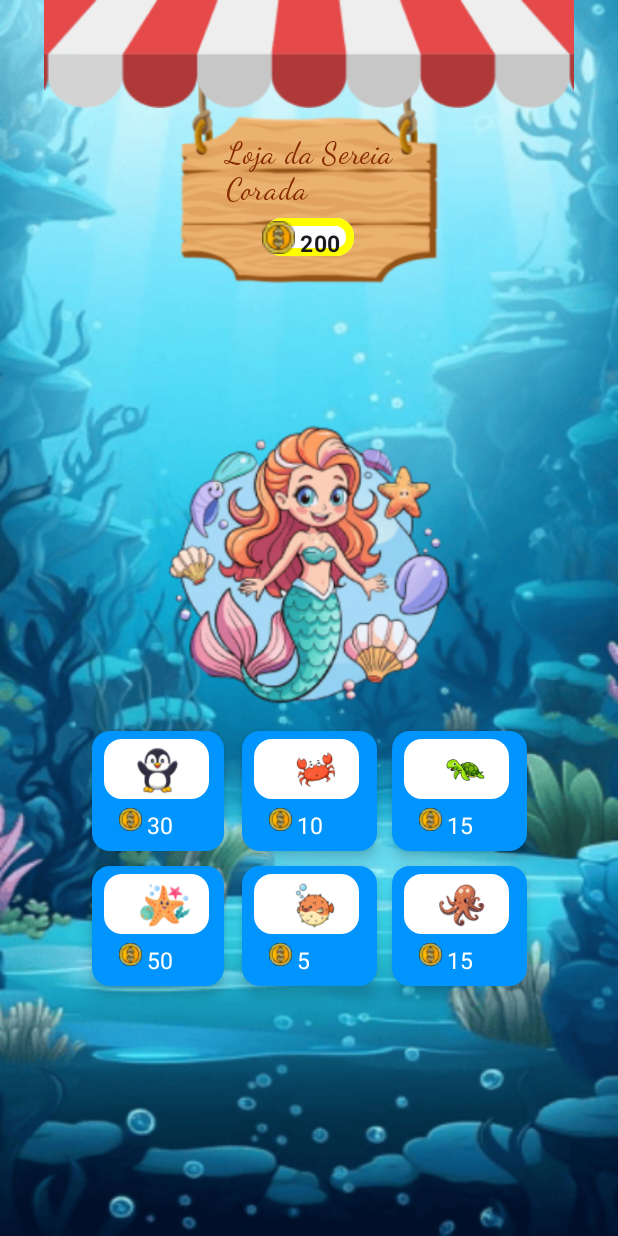
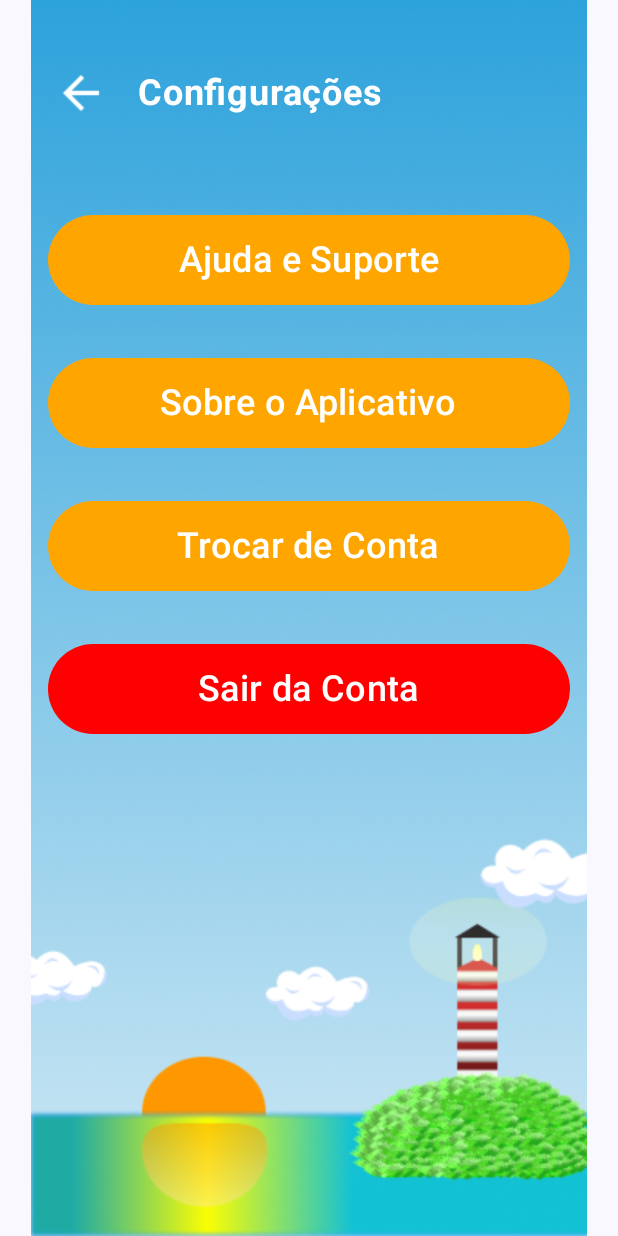
Before and after one commit to Projeto-Ancora/AncoraApp, an Android app built with Jetpack Compose: the screen it shows after launch (MainActivity), on a phone screen of 412 x 824 dp. Run offline under Robolectric (Android 15) with nearby library versions, the phone set to English and light mode, and no system bars.

Commit message:
ConfiguracaoScreen

```diff
--- a/app/src/main/java/com/example/ancora/MainActivity.kt
+++ b/app/src/main/java/com/example/ancora/MainActivity.kt
@@ -15,6 +15,7 @@ import androidx.core.splashscreen.SplashScreen.Companion.installSplashScreen
 import com.example.ancora.Telas.GameScree
 import com.example.ancora.Telas.ShopLayout
 import com.example.ancora.ui.theme.AncoraTheme
+import com.example.teladeconfigurao.ConfiguracaoScreen
 
 class MainActivity : ComponentActivity() {
     override fun onCreate(savedInstanceState: Bundle?) {
@@ -24,8 +25,15 @@ class MainActivity : ComponentActivity() {
         setContent {
             AncoraTheme {
                 Scaffold { innerPadding ->
-                    ShopLayout(modifier = Modifier.padding(innerPadding))
+                    //ShopLayout(modifier = Modifier.padding(innerPadding))
                     // GameScree(modifier = Modifier.padding(innerPadding))
+                    ConfiguracaoScreen (modifier = Modifier.padding(innerPadding),
+                        onBackClick = {},
+                        onAjudaClick = {},
+                        onTermosClick = {},
+                        onSobreClick = {},
+                        onTrocarClick = {},
+                        onSairContaClick = {})
                 }
             }
         }
--- /dev/null
+++ b/app/src/main/java/com/example/ancora/Telas/Configuracao.kt
@@ -0,0 +1,134 @@
+package com.example.teladeconfigurao
+
+import androidx.compose.foundation.Image
+import androidx.compose.foundation.clickable
+import androidx.compose.foundation.layout.*
+import androidx.compose.material3.Button
+import androidx.compose.material3.ButtonDefaults
+import androidx.compose.material3.Icon
+import androidx.compose.material3.Text
+import androidx.compose.runtime.Composable
+import androidx.compose.ui.Alignment
+import androidx.compose.ui.Modifier
+import androidx.compose.ui.graphics.Color
+import androidx.compose.ui.res.painterResource
+import androidx.compose.ui.text.font.FontWeight
+import androidx.compose.ui.unit.dp
+import androidx.compose.ui.unit.sp
+import com.example.ancora.R
+
+@Composable
+fun ConfiguracaoScreen(
+    modifier: Modifier = Modifier,
+    onBackClick: () -> Unit,
+    onAjudaClick: () -> Unit,
+    onTermosClick: () -> Unit,
+    onSobreClick: () -> Unit,
+    onTrocarClick: () -> Unit,
+    onSairContaClick: () -> Unit
+) {
+    Box(
+        modifier = Modifier
+            .fillMaxSize()
+    ) {
+        Image(
+            painter = painterResource(id = R.drawable.teladeconfiguracao),
+            contentDescription = null,
+            modifier = Modifier
+                .fillMaxSize()
+        )
+
+        Column(
+            horizontalAlignment = Alignment.CenterHorizontally,
+            modifier = Modifier
+                .padding(16.dp)
+                .fillMaxSize()
+        ) {
+            Row(
+                verticalAlignment = Alignment.CenterVertically,
+                modifier = Modifier
+                    .align(Alignment.Start)
+                    .clickable(onClick = onBackClick)
+                    .padding(vertical = 16.dp)
+
+            )
+
+            { Spacer(modifier = Modifier.width(8.dp))
+                Icon(
+                    painter = painterResource(id = R.drawable.setavoltar),
+                    contentDescription = "Voltar",
+                    tint = Color.White,
+                    modifier = Modifier.size(60.dp)
+                        .fillMaxSize()
+                        .requiredSize(size = 36.dp)
+                        .clickable(onClick = onBackClick)
+
+                )
+
+                Spacer(modifier = Modifier.width(8.dp)) // Espaçamento entre a seta e o texto
+
+                Text(
+                    text = "Configurações",
+                    fontSize = 24.sp,
+                    fontWeight = FontWeight.Bold,
+                    color = Color.White
+                )
+            }
+
+            Spacer(modifier = Modifier.height(35.dp))
+
+            Button(
+                onClick = onAjudaClick,
+                colors = ButtonDefaults.buttonColors(containerColor = Color(0xFFFFA500)),
+                modifier = Modifier
+                    .height(60.dp)
+                    .fillMaxWidth()
+                    .padding(horizontal = 16.dp)
+            ) {
+                Text("Ajuda e Suporte", color = Color.White, fontSize = 24.sp)
+            }
+
+            Spacer(modifier = Modifier.height(35.dp))
+
+            Button(
+                onClick = onSobreClick,
+                colors = ButtonDefaults.buttonColors(containerColor = Color(0xFFFFA500)),
+                modifier = Modifier
+                    .height(60.dp)
+                    .fillMaxWidth()
+                    .padding(horizontal = 16.dp)
+            ) {
+                Text("Sobre o Aplicativo", color = Color.White, fontSize = 24.sp)
+            }
+
+            Spacer(modifier = Modifier.height(35.dp))
+
+            Button(
+                onClick = onTrocarClick,
+                colors = ButtonDefaults.buttonColors(containerColor = Color(0xFFFFA500)),
+                modifier = Modifier
+                    .height(60.dp)
+                    .fillMaxWidth()
+                    .padding(horizontal = 16.dp)
+            ) {
+                Text("Trocar de Conta", color = Color.White, fontSize = 24.sp)
+            }
+
+            Spacer(modifier = Modifier.height(35.dp))
+
+            Button(
+                onClick = onSairContaClick,
+                colors = ButtonDefaults.buttonColors(containerColor = Color.Red),
+                modifier = Modifier
+                    .height(60.dp)
+                    .fillMaxWidth()
+                    .padding(horizontal = 16.dp)
+            ) {
+                Text("Sair da Conta", color = Color.White, fontSize = 24.sp)
+            }
+
+            Spacer(modifier = Modifier.height(32.dp))
+
+        }
+    }
+}
--- a/gradle.properties
+++ b/gradle.properties
@@ -21,3 +21,4 @@ kotlin.code.style=official
 # resources declared in the library itself and none from the library's dependencies,
 # thereby reducing the size of the R class for that library
 android.nonTransitiveRClass=true
+android.overridePathCheck=true
```
Also changed, not shown: app/src/main/res/drawable/setavoltar.png (added), app/src/main/res/drawable/teladeconfiguracao.png (added).
